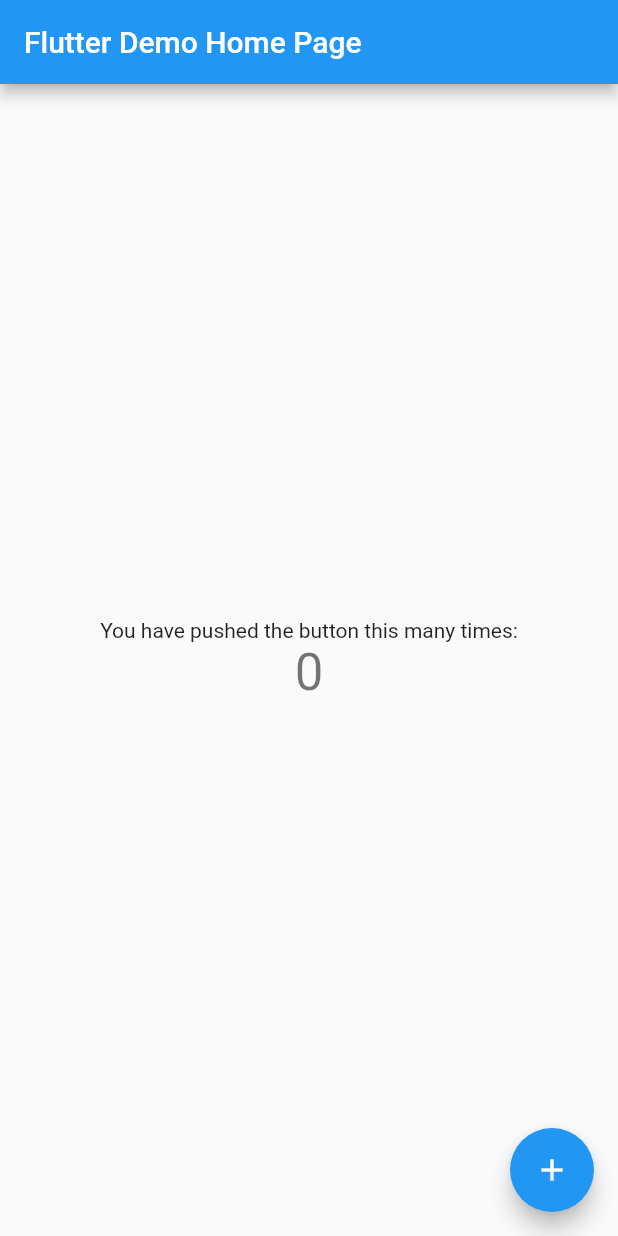
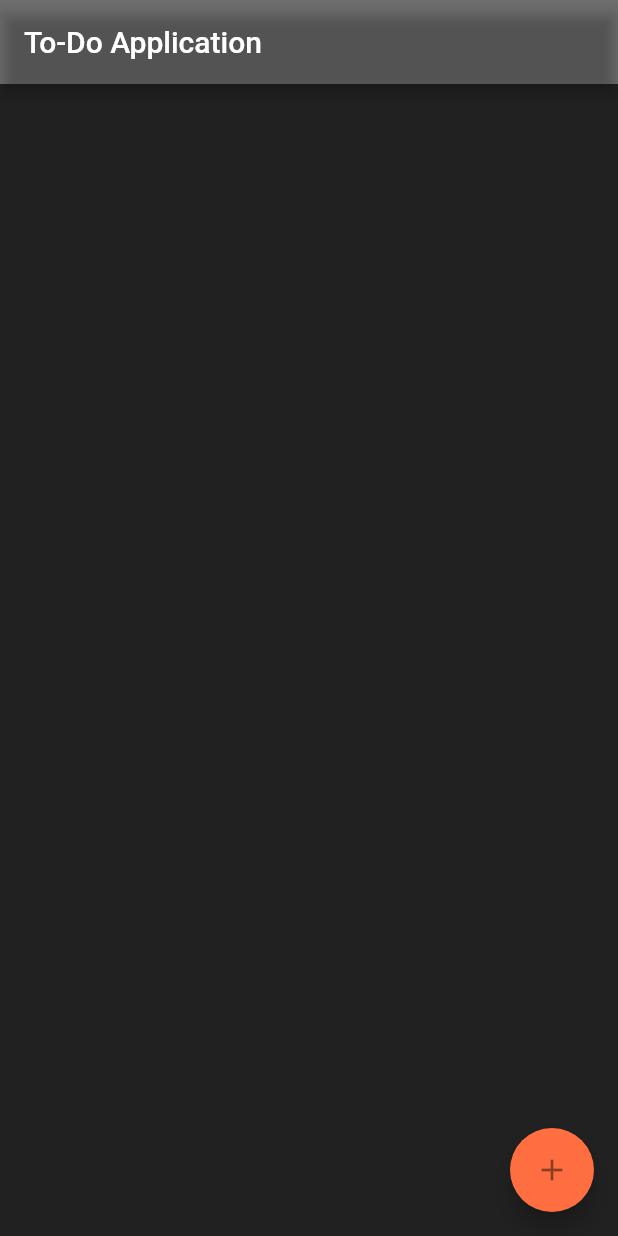
Before and after one commit to MohitP197-zz/Flutter-To-Do-Application, a Flutter app: the screen it shows after launch, on a phone screen of 412 x 824 dp. Run offline on Flutter 3.47's test engine with Material 2 defaults, Android fonts, the phone set to English and light mode, and no system bars.

Commit message:
Updates and created todo_item class for contents

```diff
--- a/lib/main.dart
+++ b/lib/main.dart
@@ -1,4 +1,5 @@
 import 'package:flutter/material.dart';
+import 'package:todoapp/ui/home.dart';
 
 void main() => runApp(MyApp());
 
@@ -7,105 +8,9 @@ class MyApp extends StatelessWidget {
   @override
   Widget build(BuildContext context) {
     return MaterialApp(
-      title: 'Flutter Demo',
-      theme: ThemeData(
-        // This is the theme of your application.
-        //
-        // Try running your application with "flutter run". You'll see the
-        // application has a blue toolbar. Then, without quitting the app, try
-        // changing the primarySwatch below to Colors.green and then invoke
-        // "hot reload" (press "r" in the console where you ran "flutter run",
-        // or simply save your changes to "hot reload" in a Flutter IDE).
-        // Notice that the counter didn't reset back to zero; the application
-        // is not restarted.
-        primarySwatch: Colors.blue,
-      ),
-      home: MyHomePage(title: 'Flutter Demo Home Page'),
+      debugShowCheckedModeBanner: false,
+      title: 'To-Do App',
+      home: Home(),
     );
   }
 }
-
-class MyHomePage extends StatefulWidget {
-  MyHomePage({Key key, this.title}) : super(key: key);
-
-  // This widget is the home page of your application. It is stateful, meaning
-  // that it has a State object (defined below) that contains fields that affect
-  // how it looks.
-
-  // This class is the configuration for the state. It holds the values (in this
-  // case the title) provided by the parent (in this case the App widget) and
-  // used by the build method of the State. Fields in a Widget subclass are
-  // always marked "final".
-
-  final String title;
-
-  @override
-  _MyHomePageState createState() => _MyHomePageState();
-}
-
-class _MyHomePageState extends State<MyHomePage> {
-  int _counter = 0;
-
-  void _incrementCounter() {
-    setState(() {
-      // This call to setState tells the Flutter framework that something has
-      // changed in this State, which causes it to rerun the build method below
-      // so that the display can reflect the updated values. If we changed
-      // _counter without calling setState(), then the build method would not be
-      // called again, and so nothing would appear to happen.
-      _counter++;
-    });
-  }
-
-  @override
-  Widget build(BuildContext context) {
-    // This method is rerun every time setState is called, for instance as done
-    // by the _incrementCounter method above.
-    //
-    // The Flutter framework has been optimized to make rerunning build methods
-    // fast, so that you can just rebuild anything that needs updating rather
-    // than having to individually change instances of widgets.
-    return Scaffold(
-      appBar: AppBar(
-        // Here we take the value from the MyHomePage object that was created by
-        // the App.build method, and use it to set our appbar title.
-        title: Text(widget.title),
-      ),
-      body: Center(
-        // Center is a layout widget. It takes a single child and positions it
-        // in the middle of the parent.
-        child: Column(
-          // Column is also layout widget. It takes a list of children and
-          // arranges them vertically. By default, it sizes itself to fit its
-          // children horizontally, and tries to be as tall as its parent.
-          //
-          // Invoke "debug painting" (press "p" in the console, choose the
-          // "Toggle Debug Paint" action from the Flutter Inspector in Android
-          // Studio, or the "Toggle Debug Paint" command in Visual Studio Code)
-          // to see the wireframe for each widget.
-          //
-          // Column has various properties to control how it sizes itself and
-          // how it positions its children. Here we use mainAxisAlignment to
-          // center the children vertically; the main axis here is the vertical
-          // axis because Columns are vertical (the cross axis would be
-          // horizontal).
-          mainAxisAlignment: MainAxisAlignment.center,
-          children: <Widget>[
-            Text(
-              'You have pushed the button this many times:',
-            ),
-            Text(
-              '$_counter',
-              style: Theme.of(context).textTheme.display1,
-            ),
-          ],
-        ),
-      ),
-      floatingActionButton: FloatingActionButton(
-        onPressed: _incrementCounter,
-        tooltip: 'Increment',
-        child: Icon(Icons.add),
-      ), // This trailing comma makes auto-formatting nicer for build methods.
-    );
-  }
-}
--- /dev/null
+++ b/lib/model/todo_item.dart
@@ -0,0 +1,14 @@
+import 'package:flutter/material.dart';
+
+class ToDoItem extends StatelessWidget {
+  // Instance variables
+  String _itemName;
+  String _dateCreated;
+  int _id;
+  @override
+  Widget build(BuildContext context) {
+    return Container(
+
+    );
+  }
+}
--- /dev/null
+++ b/lib/ui/home.dart
@@ -0,0 +1,16 @@
+import 'package:flutter/material.dart';
+import 'package:todoapp/ui/todo_screen.dart';
+
+class Home extends StatelessWidget {
+  @override
+  Widget build(BuildContext context) {
+    return Scaffold(
+      appBar: AppBar(
+        title: Text("To-Do Application"),
+        backgroundColor: Colors.black54,
+      ),
+      body: ToDoScreen(),
+
+    );
+  }
+}
--- /dev/null
+++ b/lib/ui/todo_screen.dart
@@ -0,0 +1,25 @@
+import 'package:flutter/material.dart';
+
+class ToDoScreen extends StatefulWidget {
+  @override
+  _ToDoScreenState createState() => _ToDoScreenState();
+}
+
+class _ToDoScreenState extends State<ToDoScreen> {
+  @override
+  Widget build(BuildContext context) {
+    return Scaffold(
+      backgroundColor: Colors.black87,
+      body: Column(),
+      floatingActionButton: FloatingActionButton(
+          tooltip: "Add Item",
+          backgroundColor: Colors.deepOrangeAccent,
+          child: ListTile(
+            title: Icon(Icons.add),
+          ),
+          onPressed: _showFormDialog),
+    );
+  }
+
+  void _showFormDialog() {}
+}
```
